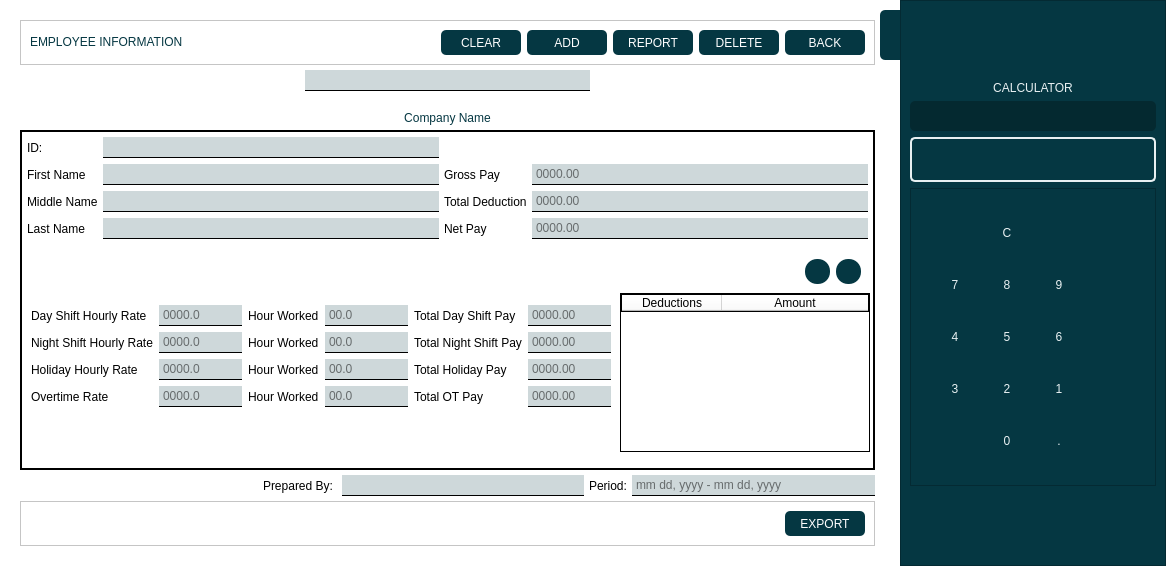
Above: mugna/assets/mainWindow.ui from chraem/Mugna before the change. Below: the same form after it.
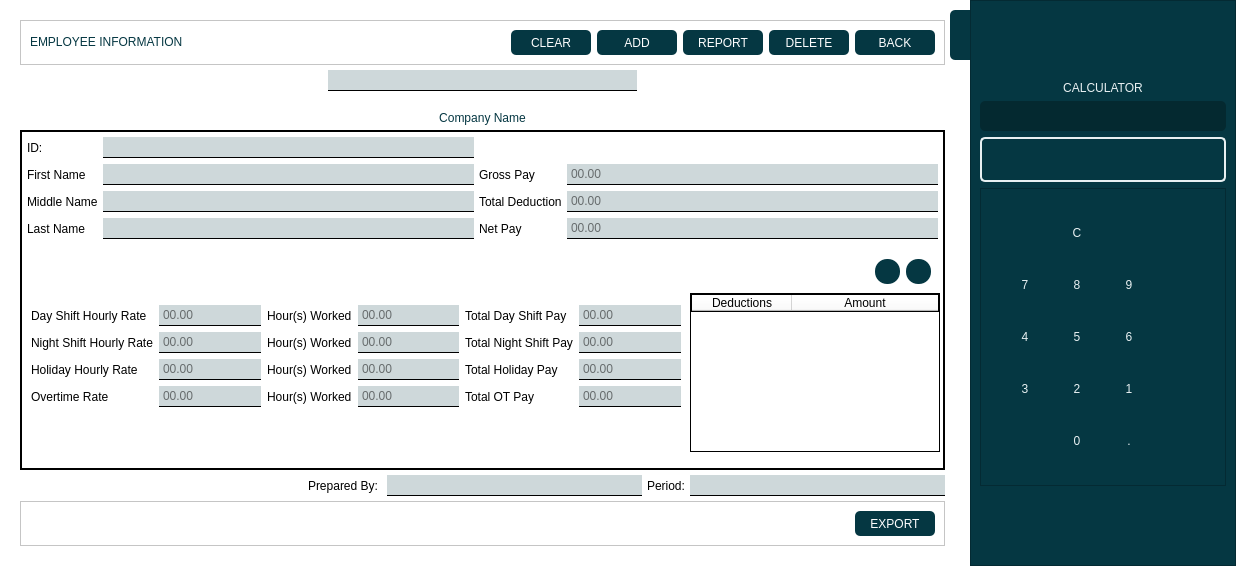
That is the form after the change. Icons and pictures are not drawn.

Commit message: refactor: modify line edits' input mask

```diff
--- a/mugna/assets/mainWindow.ui
+++ b/mugna/assets/mainWindow.ui
@@ -6,7 +6,7 @@
    <rect>
     <x>0</x>
     <y>0</y>
-    <width>1166</width>
+    <width>1236</width>
     <height>566</height>
    </rect>
   </property>
@@ -569,7 +569,7 @@
                  <bool>true</bool>
                 </property>
                 <property name="placeholderText">
-                 <string>0000.00</string>
+                 <string>00.00</string>
                 </property>
                </widget>
               </item>
@@ -618,7 +618,7 @@
                  <bool>true</bool>
                 </property>
                 <property name="placeholderText">
-                 <string>0000.00</string>
+                 <string>00.00</string>
                 </property>
                </widget>
               </item>
@@ -657,7 +657,7 @@
                  <bool>true</bool>
                 </property>
                 <property name="placeholderText">
-                 <string>0000.00</string>
+                 <string>00.00</string>
                 </property>
                </widget>
               </item>
@@ -749,7 +749,7 @@
 padding: 2px;</string>
                       </property>
                       <property name="placeholderText">
-                       <string>00.0</string>
+                       <string>00.00</string>
                       </property>
                      </widget>
                     </item>
@@ -759,7 +759,7 @@
                        <string notr="true">border: none;</string>
                       </property>
                       <property name="text">
-                       <string>Hour Worked</string>
+                       <string>Hour(s) Worked</string>
                       </property>
                      </widget>
                     </item>
@@ -791,7 +791,7 @@
                        <bool>true</bool>
                       </property>
                       <property name="placeholderText">
-                       <string>0000.00</string>
+                       <string>00.00</string>
                       </property>
                      </widget>
                     </item>
@@ -810,7 +810,7 @@
                        <bool>true</bool>
                       </property>
                       <property name="placeholderText">
-                       <string>0000.00</string>
+                       <string>00.00</string>
                       </property>
                      </widget>
                     </item>
@@ -820,7 +820,7 @@
                        <string notr="true">border: none;</string>
                       </property>
                       <property name="text">
-                       <string>Hour Worked</string>
+                       <string>Hour(s) Worked</string>
                       </property>
                      </widget>
                     </item>
@@ -843,7 +843,7 @@
 padding: 2px;</string>
                       </property>
                       <property name="placeholderText">
-                       <string>00.0</string>
+                       <string>00.00</string>
                       </property>
                      </widget>
                     </item>
@@ -856,7 +856,7 @@
 padding: 2px;</string>
                       </property>
                       <property name="placeholderText">
-                       <string>00.0</string>
+                       <string>00.00</string>
                       </property>
                      </widget>
                     </item>
@@ -885,7 +885,7 @@
                        <set>Qt::AlignLeading|Qt::AlignLeft|Qt::AlignVCenter</set>
                       </property>
                       <property name="placeholderText">
-                       <string>0000.0</string>
+                       <string>00.00</string>
                       </property>
                      </widget>
                     </item>
@@ -895,7 +895,7 @@
                        <string notr="true">border: none;</string>
                       </property>
                       <property name="text">
-                       <string>Hour Worked</string>
+                       <string>Hour(s) Worked</string>
                       </property>
                      </widget>
                     </item>
@@ -911,7 +911,7 @@
                        <set>Qt::AlignLeading|Qt::AlignLeft|Qt::AlignVCenter</set>
                       </property>
                       <property name="placeholderText">
-                       <string>0000.0</string>
+                       <string>00.00</string>
                       </property>
                      </widget>
                     </item>
@@ -927,7 +927,7 @@
                        <set>Qt::AlignLeading|Qt::AlignLeft|Qt::AlignVCenter</set>
                       </property>
                       <property name="placeholderText">
-                       <string>0000.0</string>
+                       <string>00.00</string>
                       </property>
                      </widget>
                     </item>
@@ -973,7 +973,7 @@
                        <set>Qt::AlignLeading|Qt::AlignLeft|Qt::AlignVCenter</set>
                       </property>
                       <property name="placeholderText">
-                       <string>0000.0</string>
+                       <string>00.00</string>
                       </property>
                      </widget>
                     </item>
@@ -1002,7 +1002,7 @@
                        <bool>true</bool>
                       </property>
                       <property name="placeholderText">
-                       <string>0000.00</string>
+                       <string>00.00</string>
                       </property>
                      </widget>
                     </item>
@@ -1031,7 +1031,7 @@
                        <bool>true</bool>
                       </property>
                       <property name="placeholderText">
-                       <string>0000.00</string>
+                       <string>00.00</string>
                       </property>
                      </widget>
                     </item>
@@ -1041,7 +1041,7 @@
                        <string notr="true">border: none;</string>
                       </property>
                       <property name="text">
-                       <string>Hour Worked</string>
+                       <string>Hour(s) Worked</string>
                       </property>
                      </widget>
                     </item>
@@ -1057,7 +1057,7 @@
                        <set>Qt::AlignLeading|Qt::AlignLeft|Qt::AlignVCenter</set>
                       </property>
                       <property name="placeholderText">
-                       <string>00.0</string>
+                       <string>00.00</string>
                       </property>
                      </widget>
                     </item>
@@ -1653,7 +1653,7 @@
 padding: 2px;</string>
             </property>
             <property name="placeholderText">
-             <string>mm dd, yyyy - mm dd, yyyy</string>
+             <string/>
             </property>
            </widget>
           </item>
```
The commit also changes 1 other file.
